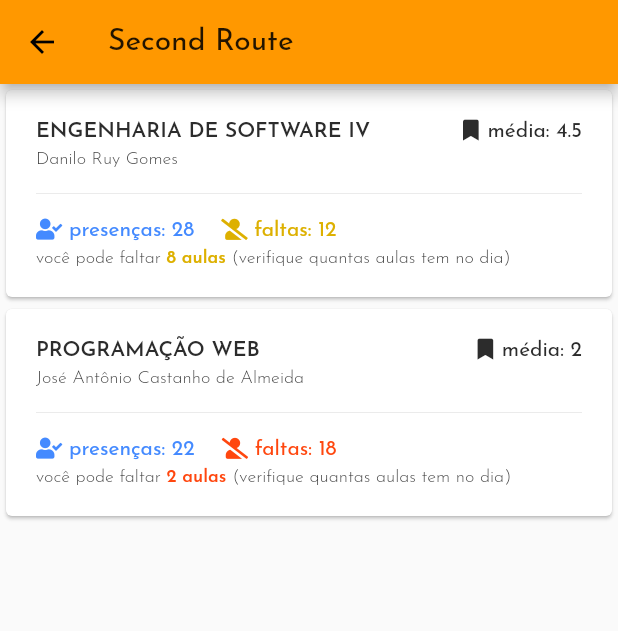
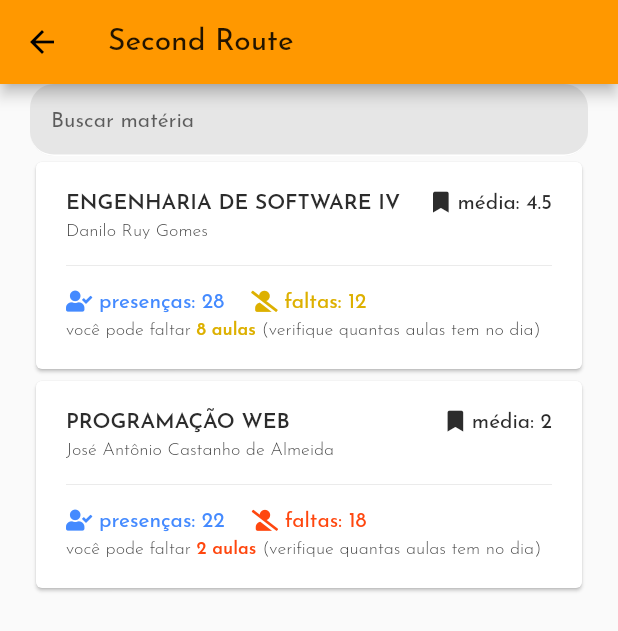
Before and after one commit to efraim-andrade/fatecanos-app, a Flutter app: the HomePage screen opened by its route, on a phone screen of 412 x 824 dp. Shown: the top 631 px of the screen. Run offline on Flutter 3.47's test engine with Material 2 defaults, Android fonts, the phone set to English and light mode, and no system bars; our stand-ins replace flutter_dotenv, flutter_secure_storage, font_awesome_flutter, toast; accounts and stored records are empty.

Commit message:
feat(geral): input component
added placeholder param

```diff
--- a/lib/components/Input.dart
+++ b/lib/components/Input.dart
@@ -1,6 +1,11 @@
 import 'package:flutter/material.dart';
+import 'package:font_awesome_flutter/font_awesome_flutter.dart';
 
-TextField input(controller, isSecret) {
+TextField input(
+  controller,
+  bool isSecret,
+  String placeholder
+) {
   return
     TextField(
       controller: controller,
@@ -8,11 +13,16 @@ TextField input(controller, isSecret) {
       obscureText: isSecret,
       decoration: InputDecoration(
         filled: true,
+        hintText: placeholder,
+        suffix: Icon(
+          FontAwesomeIcons.search,
+          size: 14,
+          color: Colors.deepOrangeAccent,
+        ),
         fillColor: Color.fromRGBO(230, 230, 230, 1),
-        contentPadding: const EdgeInsets.only(
-          left: 14.0,
-          bottom: 13.0,
-          top: 13.0
+        contentPadding: const EdgeInsets.symmetric(
+          horizontal: 14.0,
+          vertical: 13.0,
         ),
         enabledBorder: UnderlineInputBorder(
           borderSide: BorderSide(color: Colors.white),
--- a/lib/screens/Login.dart
+++ b/lib/screens/Login.dart
@@ -186,7 +186,7 @@ class Login extends State<LoginPage> {
                                     Container(
                                       margin: const EdgeInsets.only(bottom: 8.0),
                                       child:
-                                        input(userController, false)
+                                        input(userController, false, "")
                                     ),
                                   ],
                                 )
@@ -218,7 +218,7 @@ class Login extends State<LoginPage> {
                                     Container(
                                       margin: const EdgeInsets.only(bottom: 8.0),
                                       child:
-                                        input(passwordController, true)
+                                        input(passwordController, true, "")
                                     ),
                                   ],
                                 )
--- a/lib/screens/home.dart
+++ b/lib/screens/home.dart
@@ -1,5 +1,7 @@
 import 'package:flutter/material.dart';
+
 import '../components/Card.dart';
+import '../components/Input.dart';
 
 class HomePage extends StatefulWidget {
 
@@ -10,15 +12,19 @@ class HomePage extends StatefulWidget {
 }
 
 class Home extends State<HomePage> {
+  TextEditingController searchController = new TextEditingController();
+
   @override
   Widget build(BuildContext context) {
     return Scaffold(
       appBar: AppBar(
         title: Text("Second Route"),
       ),
-      body: Center(
+      body: Container(
+        padding: const EdgeInsets.symmetric(horizontal: 20),
         child: Column(
           children: <Widget>[
+            input(searchController, false, "Buscar matéria"),
             card(
               "Engenharia de Software IV",
               "Danilo Ruy Gomes",
```
